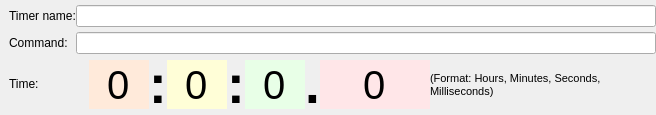
First picture: the form in src/ui/timers_main_area.ui, repository Mudlet/Mudlet, before the edit.
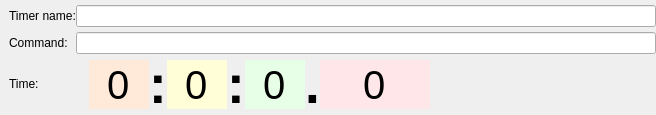
Second picture: the form after the edit.

Patch:
```diff
--- a/src/ui/timers_main_area.ui
+++ b/src/ui/timers_main_area.ui
@@ -569,34 +569,17 @@
        </widget>
       </item>
       <item>
-       <widget class="QLabel" name="label_3">
-        <property name="sizePolicy">
-         <sizepolicy hsizetype="Expanding" vsizetype="Expanding">
-          <horstretch>0</horstretch>
-          <verstretch>0</verstretch>
-         </sizepolicy>
+       <spacer name="horizontalSpacer">
+        <property name="orientation">
+         <enum>Qt::Horizontal</enum>
         </property>
-        <property name="minimumSize">
+        <property name="sizeHint" stdset="0">
          <size>
-          <width>80</width>
-          <height>0</height>
+          <width>40</width>
+          <height>20</height>
          </size>
         </property>
-        <property name="font">
-         <font>
-          <pointsize>8</pointsize>
-         </font>
-        </property>
-        <property name="text">
-         <string>(Format: Hours, Minutes, Seconds, Milliseconds)</string>
-        </property>
-        <property name="scaledContents">
-         <bool>true</bool>
-        </property>
-        <property name="wordWrap">
-         <bool>true</bool>
-        </property>
-       </widget>
+       </spacer>
       </item>
      </layout>
     </widget>
```
